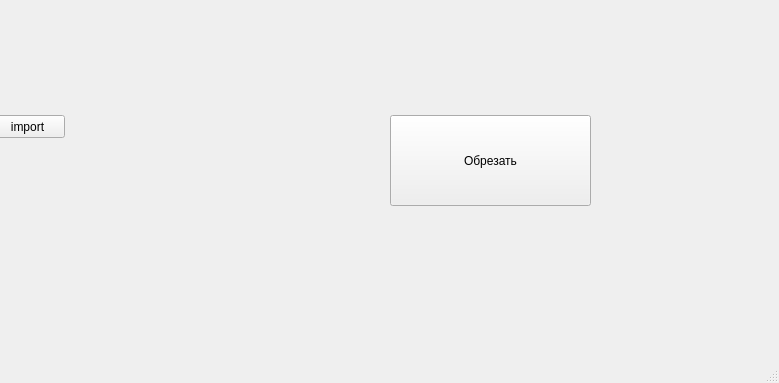
Old version of the form untitled.ui in the repository SaintJiub/pyqt_lopatko; both pictures show x 290 to 1069 and y 375 to 758 of the 1069 by 758 pixel window.
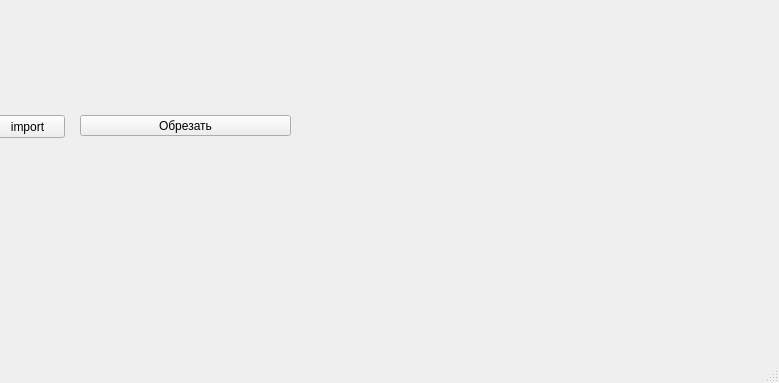
New version of the form.

Commit message: Почти конечный этап. Осталось лишь дороботать шероховатости.

What changed in the file:
```diff
--- a/untitled.ui
+++ b/untitled.ui
@@ -33,10 +33,10 @@
    <widget class="QPushButton" name="cutButton">
     <property name="geometry">
      <rect>
-      <x>680</x>
+      <x>370</x>
       <y>490</y>
-      <width>201</width>
-      <height>91</height>
+      <width>211</width>
+      <height>21</height>
      </rect>
     </property>
     <property name="text">
@@ -66,6 +66,19 @@
      <string>import</string>
     </property>
    </widget>
+   <widget class="QLabel" name="coord">
+    <property name="geometry">
+     <rect>
+      <x>610</x>
+      <y>490</y>
+      <width>311</width>
+      <height>21</height>
+     </rect>
+    </property>
+    <property name="text">
+     <string/>
+    </property>
+   </widget>
   </widget>
   <widget class="QMenuBar" name="menubar">
    <property name="geometry">
```
The commit also changes 1 other file.
